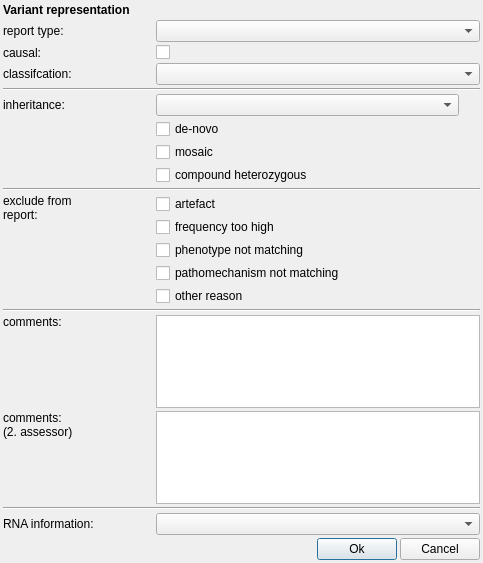
Qt form src/GSvar/ReportVariantDialog.ui (imgag/ngs-bits) before a commit.
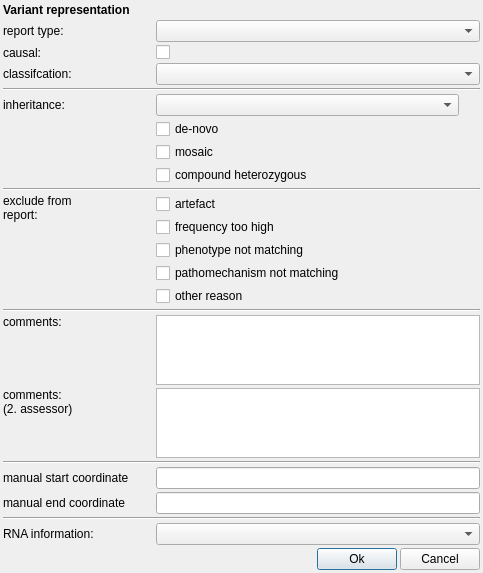
The same form after that commit. Icons and pictures are not drawn.

What changed in the file:
```diff
--- a/src/GSvar/ReportVariantDialog.ui
+++ b/src/GSvar/ReportVariantDialog.ui
@@ -307,7 +307,7 @@
      </property>
     </widget>
    </item>
-   <item row="23" column="0" colspan="4">
+   <item row="27" column="0" colspan="4">
     <layout class="QHBoxLayout" name="horizontalLayout_2">
      <property name="spacing">
       <number>3</number>
@@ -325,6 +325,31 @@
        </property>
       </spacer>
      </item>
+     <item>
+      <widget class="QLabel" name="error_label">
+       <property name="minimumSize">
+        <size>
+         <width>16</width>
+         <height>16</height>
+        </size>
+       </property>
+       <property name="maximumSize">
+        <size>
+         <width>16</width>
+         <height>16</height>
+        </size>
+       </property>
+       <property name="text">
+        <string/>
+       </property>
+       <property name="pixmap">
+        <pixmap resource="GSvar.qrc">:/Icons/Attention.png</pixmap>
+       </property>
+       <property name="scaledContents">
+        <bool>true</bool>
+       </property>
+      </widget>
+     </item>
      <item>
       <widget class="QPushButton" name="btn_ok">
        <property name="text">
@@ -341,16 +366,50 @@
      </item>
     </layout>
    </item>
-   <item row="21" column="0">
+   <item row="11" column="0" colspan="4">
+    <widget class="Line" name="line_2">
+     <property name="orientation">
+      <enum>Qt::Horizontal</enum>
+     </property>
+    </widget>
+   </item>
+   <item row="25" column="0">
     <widget class="QLabel" name="label_10">
      <property name="text">
       <string>RNA information:</string>
      </property>
     </widget>
    </item>
-   <item row="21" column="1" colspan="3">
+   <item row="25" column="1" colspan="3">
     <widget class="QComboBox" name="rna_info"/>
    </item>
+   <item row="21" column="0">
+    <widget class="QLabel" name="manual_label_cnv_start">
+     <property name="text">
+      <string>manual start coordinate</string>
+     </property>
+    </widget>
+   </item>
+   <item row="24" column="0" colspan="4">
+    <widget class="Line" name="line_5">
+     <property name="orientation">
+      <enum>Qt::Horizontal</enum>
+     </property>
+    </widget>
+   </item>
+   <item row="22" column="0">
+    <widget class="QLabel" name="manual_label_cnv_end">
+     <property name="text">
+      <string>manual end coordinate</string>
+     </property>
+    </widget>
+   </item>
+   <item row="22" column="1" colspan="3">
+    <widget class="QLineEdit" name="manual_cnv_end"/>
+   </item>
+   <item row="21" column="1" colspan="3">
+    <widget class="QLineEdit" name="manual_cnv_start"/>
+   </item>
    <item row="20" column="0" colspan="4">
     <widget class="Line" name="line_4">
      <property name="orientation">
```
Left out of the diff: 189 changed lines with no effect on the pictures.
